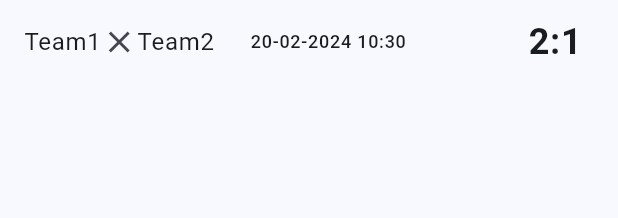
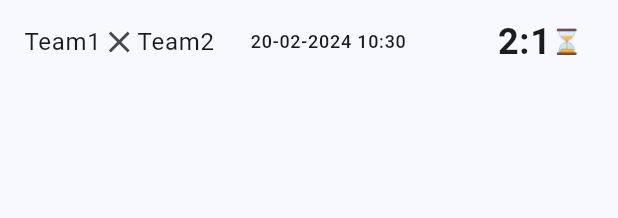
Before and after one commit to MonsterOfCode/flutter-table-football, a Flutter app: the GameSearchableListItem widget shown alone on an empty page, opened directly with sample values from the repository, on a phone screen of 412 x 824 dp. Shown: the top 218 px of the screen. Run offline on Flutter 3.47's test engine with Material 3 defaults, Android fonts, the light colour scheme and no system bars; our stand-ins replace go_router.

Commit message:
#22 Clicking on game item working

```diff
--- a/flutter_table_football/lib/src/widgets/list_items/game_searchable_list_item.dart
+++ b/flutter_table_football/lib/src/widgets/list_items/game_searchable_list_item.dart
@@ -3,6 +3,8 @@ import 'package:flutter_table_football/src/core/constants/constants.dart';
 import 'package:flutter_table_football/src/core/extensions/types/date_time.extension.dart';
 import 'package:flutter_table_football/src/core/extensions/types/string.extension.dart';
 import 'package:flutter_table_football/src/data/models/game.model.dart';
+import 'package:flutter_table_football/src/views/dashboard/game/game.view.dart';
+import 'package:go_router/go_router.dart';
 
 ///  Widget to show the game item in the searchable list
 ///
@@ -25,6 +27,7 @@ class _GameSearchableListItemState extends State<GameSearchableListItem> {
   @override
   Widget build(BuildContext context) {
     return ListTile(
+      onTap: () => context.pushNamed(GameView.routeName, extra: widget.game),
       leading: isSelected ? const Icon(Icons.local_play) : null,
       title: Row(
         children: [
@@ -42,14 +45,13 @@ class _GameSearchableListItemState extends State<GameSearchableListItem> {
             ],
           ),
           const Spacer(),
-          widget.game.done
-              ? "⏳".toText
-              : Row(
+          Row(
             mainAxisSize: MainAxisSize.min,
             children: [
               "${widget.game.scoreTeamA}".title,
               ":".title,
               "${widget.game.scoreTeamB}".title,
+              if (!widget.game.done) "⏳".toText,
             ],
           ),
         ],
```
Lines whose indentation alone changed are shown as unchanged.
